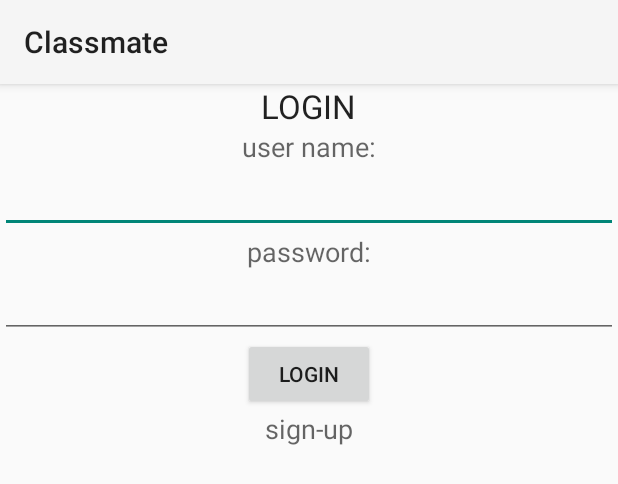
After one commit to colegarien/SDDTermProject, an Android app: the layout fragment_login.xml on its own in the app's theme, with its tools: preview values and no code run, on a phone screen of 412 x 824 dp. The commit adds this screen. Shown: the top 484 px of the screen. Run offline under Robolectric (Android 15) with nearby library versions, the phone set to English and light mode, and no system bars.

```diff
--- a/app/src/main/java/edu/uco/schambers/classmate/Activites/MainActivity.java
+++ b/app/src/main/java/edu/uco/schambers/classmate/Activites/MainActivity.java
@@ -12,11 +12,12 @@ import android.widget.Button;
 import android.widget.Toast;
 
 import edu.uco.schambers.classmate.Fragments.Debug;
+import edu.uco.schambers.classmate.Fragments.Login;
 import edu.uco.schambers.classmate.Fragments.StudentResponse;
 import edu.uco.schambers.classmate.R;
 
 
-public class MainActivity extends Activity implements StudentResponse.OnFragmentInteractionListener
+public class MainActivity extends Activity implements StudentResponse.OnFragmentInteractionListener, Login.OnFragmentInteractionListener
 {
 
 
@@ -26,6 +27,7 @@ public class MainActivity extends Activity implements StudentResponse.OnFragment
         setContentView(R.layout.activity_main);
         FragmentTransaction trans = getFragmentManager().beginTransaction();
         Fragment debugFragment = new Debug();
+        Fragment login = new Login();
         trans.replace(R.id.fragment_container, debugFragment);
         trans.commit();
     }
--- a/app/src/main/java/edu/uco/schambers/classmate/Fragments/Debug.java
+++ b/app/src/main/java/edu/uco/schambers/classmate/Fragments/Debug.java
@@ -67,9 +67,8 @@ public class Debug extends Fragment
             @Override
             public void onClick(View v)
             {
-                showRequestToast();
-                //create an instance of your fragment here and pass it to the next function
-                launchFragment(null);
+                Fragment login = Login.newInstance("test", "test");
+                launchFragment(login);
             }
         });
 
--- /dev/null
+++ b/app/src/main/res/layout/fragment_login.xml
@@ -0,0 +1,71 @@
+<FrameLayout xmlns:android="http://schemas.android.com/apk/res/android"
+    xmlns:tools="http://schemas.android.com/tools" android:layout_width="match_parent"
+    android:layout_height="match_parent" tools:context="edu.uco.schambers.classmate.Fragments.Login">
+
+    <!-- TODO: Update blank fragment layout -->
+
+    <LinearLayout
+        android:orientation="vertical"
+        android:layout_width="match_parent"
+        android:layout_height="match_parent"
+        android:layout_gravity="center">
+
+        <TextView
+            android:layout_width="wrap_content"
+            android:layout_height="wrap_content"
+            android:textAppearance="?android:attr/textAppearanceLarge"
+            android:text="LOGIN"
+            android:id="@+id/Login_Lbl"
+            android:layout_gravity="center_horizontal" />
+
+        <TextView
+            android:layout_width="wrap_content"
+            android:layout_height="wrap_content"
+            android:textAppearance="?android:attr/textAppearanceMedium"
+            android:text="user name:"
+            android:id="@+id/username_lbl"
+            android:layout_gravity="center_horizontal" />
+
+        <EditText
+            android:layout_width="match_parent"
+            android:layout_height="wrap_content"
+            android:inputType="textEmailAddress"
+            android:ems="10"
+            android:id="@+id/username_et"
+            android:layout_gravity="center_horizontal" />
+
+        <TextView
+            android:layout_width="wrap_content"
+            android:layout_height="wrap_content"
+            android:textAppearance="?android:attr/textAppearanceMedium"
+            android:text="password:"
+            android:id="@+id/password_lbl"
+            android:layout_gravity="center_horizontal" />
+
+        <EditText
+            android:layout_width="match_parent"
+            android:layout_height="wrap_content"
+            android:inputType="textPassword"
+            android:ems="10"
+            android:id="@+id/password_et"
+            android:layout_gravity="center_horizontal" />
+
+        <Button
+            android:layout_width="wrap_content"
+            android:layout_height="wrap_content"
+            android:text="Login"
+            android:id="@+id/login_btn"
+            android:layout_gravity="center_horizontal" />
+
+        <TextView
+            android:layout_width="wrap_content"
+            android:layout_height="wrap_content"
+            android:textAppearance="?android:attr/textAppearanceMedium"
+            android:text="sign-up"
+            android:id="@+id/signup_btn"
+            android:layout_gravity="center_horizontal"
+            android:clickable="true" />
+
+    </LinearLayout>
+
+</FrameLayout>
```
Also changed, not shown: app/src/main/java/edu/uco/schambers/classmate/Fragments/Login.java (added, +111 -0 lines), 1 other file.
